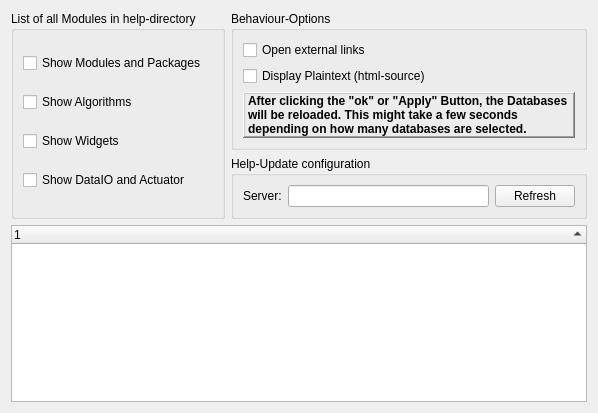
Above: Qitom/ui/widgetPropHelpDock.ui from itom-project/itom before the change. Below: the same form after it.
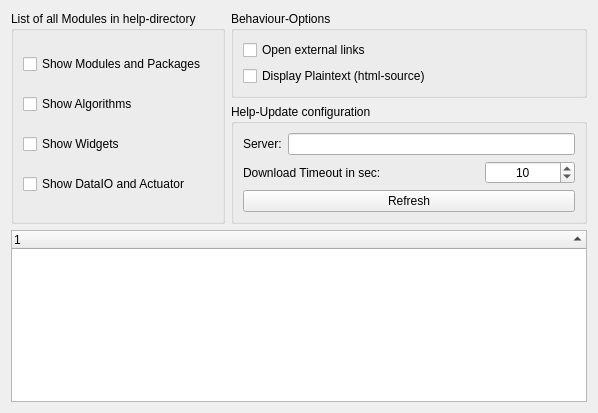
That is the form after the change.

Commit message: further changes in remote update of help databases

```diff
--- a/Qitom/ui/widgetPropHelpDock.ui
+++ b/Qitom/ui/widgetPropHelpDock.ui
@@ -77,28 +77,6 @@
               </property>
              </widget>
             </item>
-            <item>
-             <widget class="QLabel" name="label">
-              <property name="font">
-               <font>
-                <weight>75</weight>
-                <bold>true</bold>
-               </font>
-              </property>
-              <property name="frameShape">
-               <enum>QFrame::WinPanel</enum>
-              </property>
-              <property name="frameShadow">
-               <enum>QFrame::Raised</enum>
-              </property>
-              <property name="text">
-               <string>After clicking the &quot;ok&quot; or &quot;Apply&quot; Button, the Databases will be reloaded. This might take a few seconds depending on how many databases are selected.</string>
-              </property>
-              <property name="wordWrap">
-               <bool>true</bool>
-              </property>
-             </widget>
-            </item>
            </layout>
           </widget>
          </item>
@@ -113,9 +91,9 @@
            <property name="title">
             <string>Help-Update configuration</string>
            </property>
-           <layout class="QHBoxLayout" name="horizontalLayout">
+           <layout class="QVBoxLayout" name="verticalLayout_5">
             <item>
-             <layout class="QHBoxLayout" name="horizontalLayout_3">
+             <layout class="QHBoxLayout" name="horizontalLayout">
               <item>
                <widget class="QLabel" name="label_2">
                 <property name="text">
@@ -126,15 +104,48 @@
               <item>
                <widget class="QLineEdit" name="lineEdit"/>
               </item>
+             </layout>
+            </item>
+            <item>
+             <layout class="QHBoxLayout" name="horizontalLayout_3">
               <item>
-               <widget class="QPushButton" name="pushRefreshUpdates">
+               <widget class="QLabel" name="label">
                 <property name="text">
-                 <string>Refresh</string>
+                 <string>Download Timeout in sec:</string>
+                </property>
+               </widget>
+              </item>
+              <item>
+               <widget class="QSpinBox" name="spinTimeout">
+                <property name="maximumSize">
+                 <size>
+                  <width>90</width>
+                  <height>16777215</height>
+                 </size>
+                </property>
+                <property name="layoutDirection">
+                 <enum>Qt::LeftToRight</enum>
+                </property>
+                <property name="alignment">
+                 <set>Qt::AlignCenter</set>
+                </property>
+                <property name="maximum">
+                 <number>3600</number>
+                </property>
+                <property name="value">
+                 <number>10</number>
                 </property>
                </widget>
               </item>
              </layout>
             </item>
+            <item>
+             <widget class="QPushButton" name="pushRefreshUpdates">
+              <property name="text">
+               <string>Refresh</string>
+              </property>
+             </widget>
+            </item>
            </layout>
           </widget>
          </item>
```
The commit also changes 4 other files.
